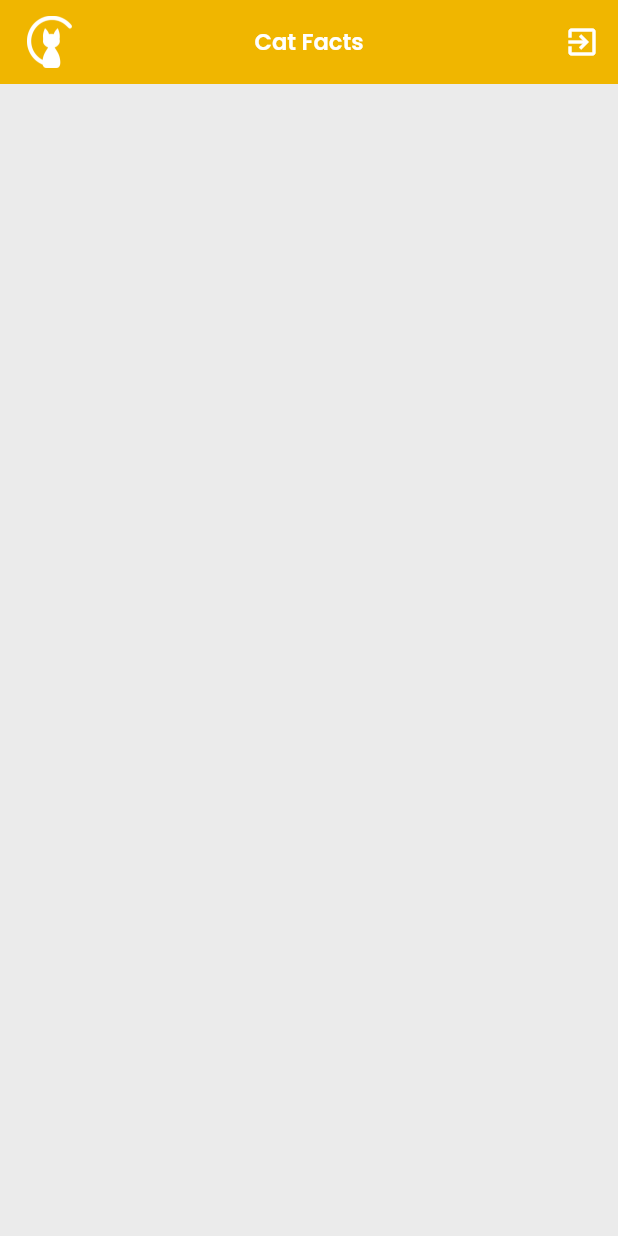
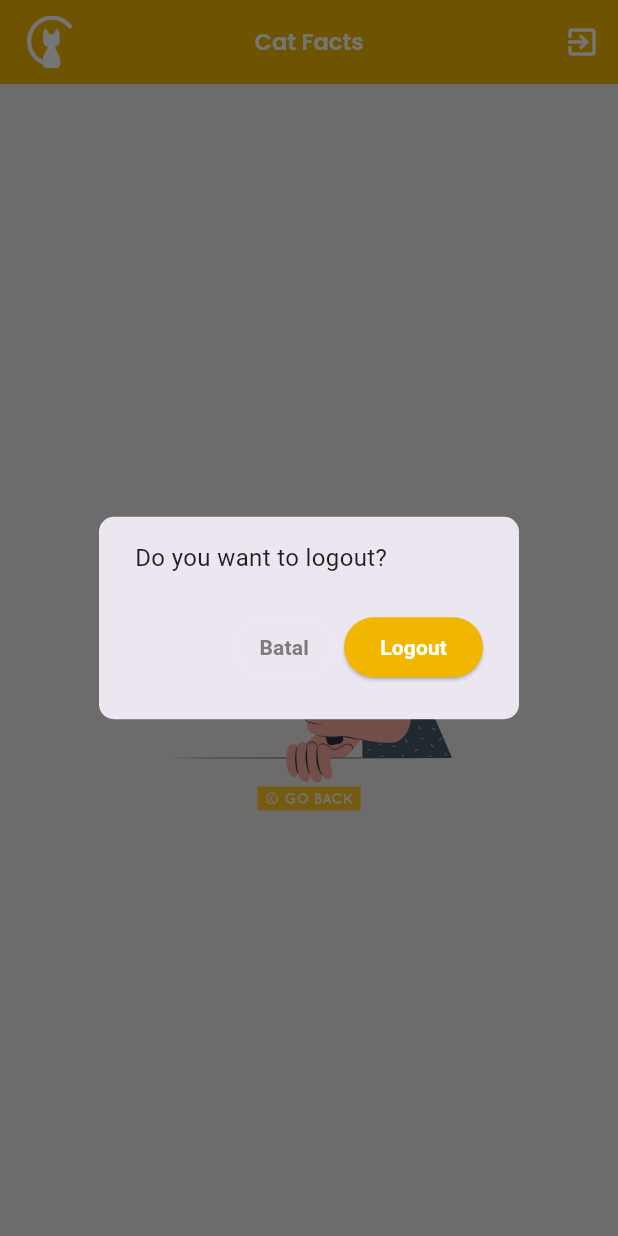
Before and after one commit to fitrohiza/catsfacts, a Flutter app: the HomeScreen screen opened by its route, after a tap on the "exit to app" icon, on a phone screen of 412 x 824 dp. Run offline on Flutter 3.47's test engine with Material 3 defaults, Android fonts, the phone set to English and light mode, and no system bars; our stand-ins replace device_info_plus, dio, fluentui_icons, get, get_storage, package_info_plus and 2 more; accounts and stored records are empty; network calls fail.

Commit message:
Add: feature login, logout and setting ic_launcher

```diff
--- /dev/null
+++ b/lib/core/utils/dialog_utils.dart
@@ -0,0 +1,54 @@
+import 'package:cat_facts_flutter/ui/widget/info_dialog.dart';
+import 'package:cat_facts_flutter/ui/widget/loading_dialog.dart';
+import 'package:flutter/material.dart';
+import 'package:get/get.dart';
+
+class DialogUtils {
+  static bool isLoadingOpen = false;
+
+  static void showChoose(
+    String message,
+    String buttonText, {
+    Function? onClick,
+    bool closeOnOk = true,
+    bool closePreDialog = false,
+  }) {
+    if (closePreDialog) closeDialog();
+    Get.dialog(
+      InfoDialog(
+        text: message,
+        onClickOK: () {
+          if (onClick != null) {
+            if (closeOnOk) {
+              Get.back();
+            }
+            onClick();
+          } else {
+            Get.back();
+          }
+        },
+        icon: Icons.check,
+        onClickCancel: () => Get.back(),
+        clickText: buttonText,
+      ),
+      barrierDismissible: false,
+    );
+  }
+
+  static void showLoading(
+    String message, {
+    bool closePreDialog = false,
+  }) {
+    isLoadingOpen = true;
+    if (closePreDialog) closeDialog();
+    Get.dialog(
+      LoadingDialog(text: message),
+      barrierDismissible: false,
+    );
+  }
+
+  static void closeDialog() {
+    isLoadingOpen = false;
+    Get.back();
+  }
+}
--- a/lib/ui/screen/home/home_screen.dart
+++ b/lib/ui/screen/home/home_screen.dart
@@ -1,6 +1,7 @@
 import 'package:cat_facts_flutter/core/constant/constant.dart';
 import 'package:cat_facts_flutter/core/constant/text_styles.dart';
 import 'package:cat_facts_flutter/core/controllers/cats_controller.dart';
+import 'package:cat_facts_flutter/core/controllers/user_controller.dart';
 import 'package:flutter/material.dart';
 import 'package:get/get.dart';
 import 'package:sizer/sizer.dart';
@@ -14,6 +15,7 @@ class HomeScreen extends StatefulWidget {
 
 class _HomeScreenState extends State<HomeScreen> {
   final _controller = Get.put(CatsController());
+  final _userController = Get.put(UserController());
 
   @override
   void initState() {
@@ -42,7 +44,9 @@ class _HomeScreenState extends State<HomeScreen> {
         ),
         actions: [
           IconButton(
-              onPressed: () {},
+              onPressed: () {
+                _userController.logout();
+              },
               icon: const Icon(
                 Icons.exit_to_app,
                 color: Colors.white,
@@ -53,6 +57,13 @@ class _HomeScreenState extends State<HomeScreen> {
         if (_controller.isLoading.value) {
           return const Center(
             child: CircularProgressIndicator(color: AppColors.app),
+          );
+        } else if (_controller.catdList.isEmpty) {
+          return Center(
+            child: Image.asset(
+              "assets/images/notfound.png",
+              height: Get.height * 0.3,
+            ),
           );
         } else {
           return Padding(
--- /dev/null
+++ b/lib/ui/widget/info_dialog.dart
@@ -0,0 +1,69 @@
+import 'package:cat_facts_flutter/core/constant/constant.dart';
+import 'package:flutter/material.dart';
+
+class InfoDialog extends StatelessWidget {
+  final String text;
+  final String clickText;
+  final IconData icon;
+  final Function onClickOK;
+  final Function? onClickCancel;
+
+  const InfoDialog({
+    super.key,
+    required this.text,
+    required this.icon,
+    required this.onClickOK,
+    this.onClickCancel,
+    this.clickText = "OK",
+  });
+
+  @override
+  Widget build(BuildContext context) {
+    return PopScope(
+      onPopInvoked: (a) async => false,
+      child: AlertDialog(
+        shape: RoundedRectangleBorder(borderRadius: BorderRadius.circular(10)),
+        content: Text(text,
+            style: const TextStyle(
+              color: Colors.black87,
+              fontSize: 16,
+            )),
+        actions: <Widget>[
+          onClickCancel != null
+              ? TextButton(
+                  onPressed: () => onClickCancel!(),
+                  style: ButtonStyle(
+                    shape: WidgetStateProperty.all(
+                      RoundedRectangleBorder(
+                        borderRadius: BorderRadius.circular(20.0),
+                      ),
+                    ),
+                    side: WidgetStateProperty.all(
+                        const BorderSide(color: AppColors.grayshade)),
+                  ),
+                  child: const Text(
+                    "Batal",
+                    style: TextStyle(
+                        color: AppColors.lightgray,
+                        fontWeight: FontWeight.w600),
+                  ),
+                )
+              : const SizedBox(),
+          ElevatedButton(
+            style: ButtonStyle(
+              backgroundColor: WidgetStateProperty.all<Color>(AppColors.app),
+            ),
+            onPressed: () => onClickOK(),
+            child: Text(
+              clickText,
+              style: const TextStyle(
+                color: Colors.white,
+                fontWeight: FontWeight.w600,
+              ),
+            ),
+          ),
+        ],
+      ),
+    );
+  }
+}
```
Also changed, not shown: lib/core/controllers/user_controller.dart (added, +39 -0 lines), lib/ui/screen/login/login_screen.dart (+10 -5 lines), lib/ui/widget/loading_dialog.dart (added, +29 -0 lines), assets/images/login.png (deleted), assets/images/notfound.png (added), 6 other files.
